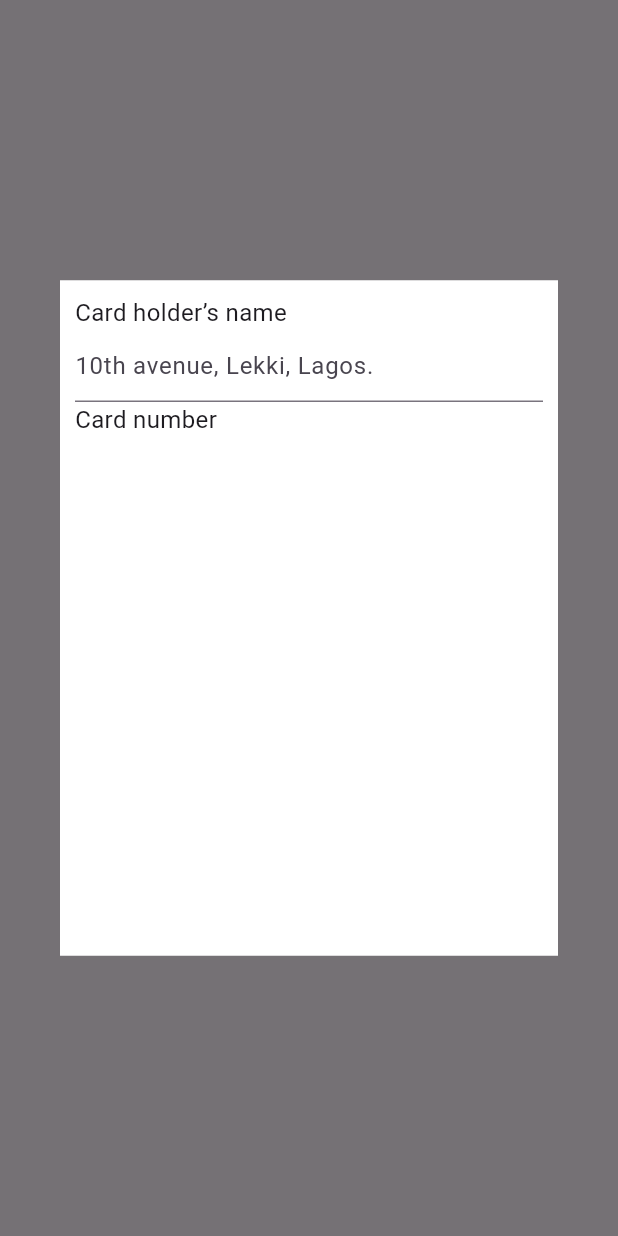
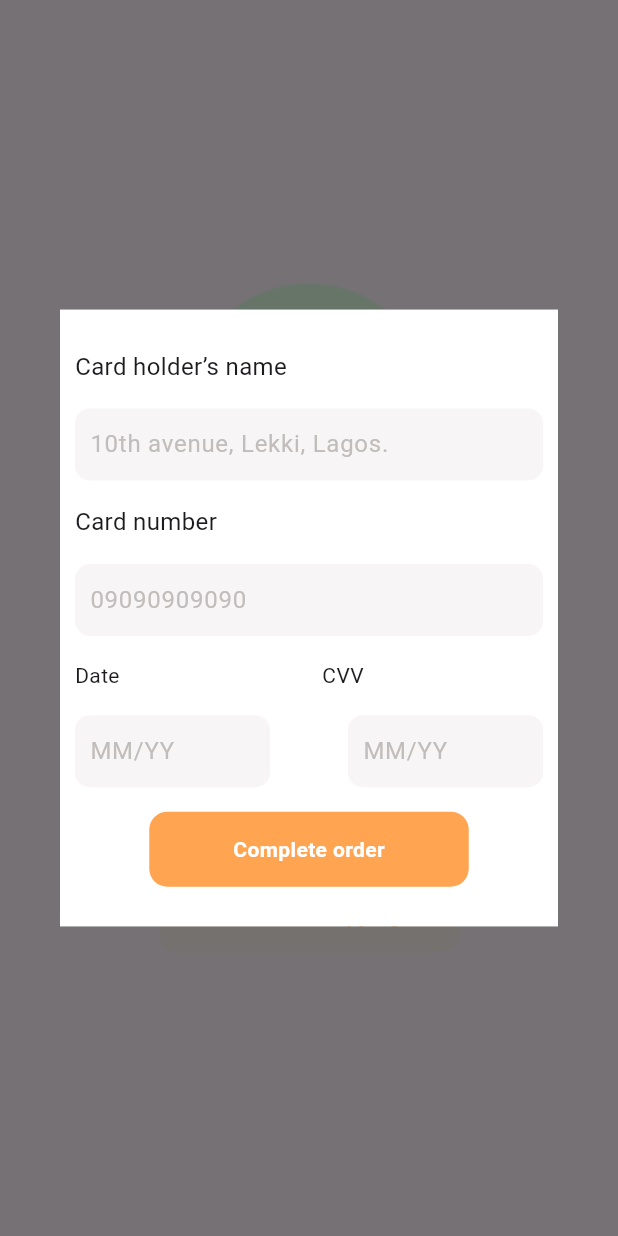
Before and after one commit to HashirSaudKhan/Flutter, a Flutter app: the screen it shows after launch, after a tap on "Continue shopping", on a phone screen of 412 x 824 dp. Run offline on Flutter 3.47's test engine with Material 3 defaults, Android fonts, the phone set to English and light mode, and no system bars.

Commit message:
Add Card Dialog completed 100%

```diff
--- /dev/null
+++ b/App Projects/figma_app/lib/custom_text_field.dart
@@ -0,0 +1,25 @@
+import 'package:flutter/material.dart';
+
+class CustomTextField extends StatelessWidget {
+  final String txtHint;
+  final double rangewidth;
+  const CustomTextField(
+      {super.key, required this.txtHint, required this.rangewidth});
+
+  @override
+  Widget build(context) {
+    return Container(
+      width: rangewidth,
+      padding: const EdgeInsets.only(left: 10),
+      decoration: const BoxDecoration(
+          color: Color(0xffF7F5F5),
+          borderRadius: BorderRadius.all(Radius.circular(10))),
+      child: TextField(
+        decoration: InputDecoration(
+            border: InputBorder.none,
+            hintText: txtHint,
+            hintStyle: const TextStyle(color: Color(0xffC2BDBD))),
+      ),
+    );
+  }
+}
--- a/App Projects/figma_app/lib/order_complete_screen/add_card_dialog.dart
+++ b/App Projects/figma_app/lib/order_complete_screen/add_card_dialog.dart
@@ -1,3 +1,5 @@
+import 'package:figma_app/custom_buttons.dart';
+import 'package:figma_app/custom_text_field.dart';
 import 'package:flutter/material.dart';
 
 class AddCardDialog extends StatelessWidget {
@@ -13,24 +15,49 @@ class AddCardDialog extends StatelessWidget {
       ),
       child: Container(
         color: Colors.white,
-        height: 450,
+        height: 411,
         width: double.infinity,
         child: const Padding(
           padding: EdgeInsets.all(10.0),
-          child:
-              Column(crossAxisAlignment: CrossAxisAlignment.start, children: [
+          child: Column(
+              mainAxisAlignment: MainAxisAlignment.spaceEvenly,
+              crossAxisAlignment: CrossAxisAlignment.start,
+              children: [
                 Text(
                   "Card holder’s name",
                   style: TextStyle(fontSize: 16),
                 ),
-            TextField(
-              decoration:
-                  InputDecoration(hintText: "10th avenue, Lekki, Lagos."),
+                CustomTextField(
+                  txtHint: "10th avenue, Lekki, Lagos.",
+                  rangewidth: double.infinity,
                 ),
                 Text(
                   "Card number",
                   style: TextStyle(fontSize: 16),
                 ),
+                CustomTextField(
+                    rangewidth: double.infinity, txtHint: "09090909090"),
+                Row(
+                  children: [
+                    Text("Date"),
+                    SizedBox(
+                      width: 135,
+                    ),
+                    Text("CVV")
+                  ],
+                ),
+                Row(
+                  mainAxisAlignment: MainAxisAlignment.spaceBetween,
+                  children: [
+                    CustomTextField(txtHint: "MM/YY", rangewidth: 130),
+                    CustomTextField(txtHint: "MM/YY", rangewidth: 130)
+                  ],
+                ),
+                Center(
+                  child: SizedBox(
+                      width: 213,
+                      child: Custom_Button(btn_name: "Complete order")),
+                )
               ]),
         ),
       ),
```
Lines whose indentation alone changed are shown as unchanged.
